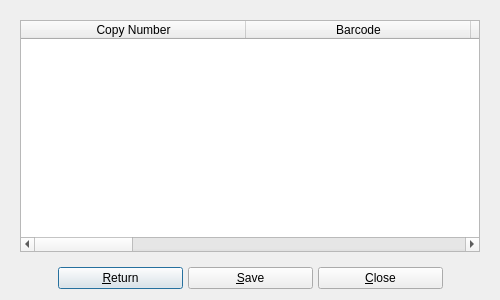
Before: the Qt Designer form UI/biblioteq_borrowers.ui in textbrowser/biblioteq, drawn with Qt 5.
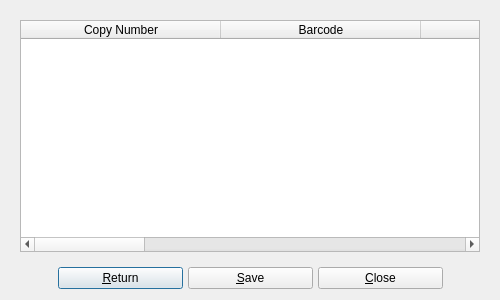
After: the same form once the commit is applied. Icons and pictures are not drawn.

The edit to the form file:
```diff
--- a/UI/biblioteq_borrowers.ui
+++ b/UI/biblioteq_borrowers.ui
@@ -56,8 +56,11 @@
         <property name="cornerButtonEnabled">
          <bool>false</bool>
         </property>
+        <attribute name="horizontalHeaderMinimumSectionSize">
+         <number>200</number>
+        </attribute>
         <attribute name="horizontalHeaderDefaultSectionSize">
-         <number>225</number>
+         <number>200</number>
         </attribute>
         <attribute name="horizontalHeaderStretchLastSection">
          <bool>true</bool>
```
